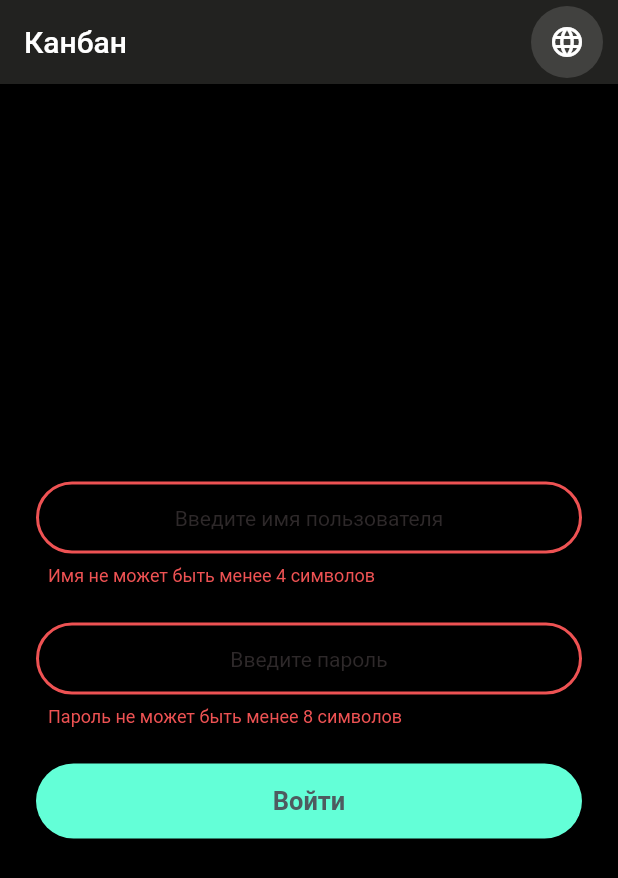
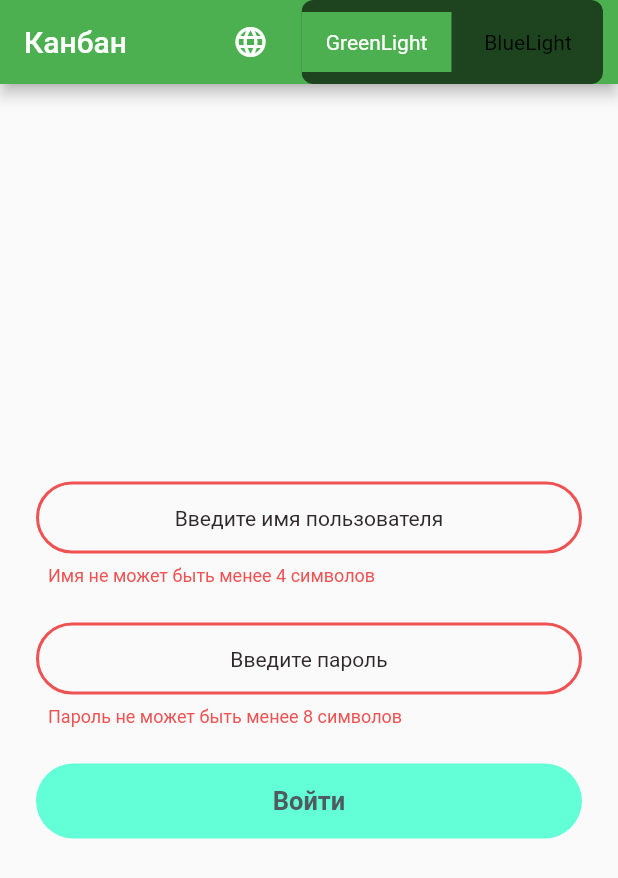
Before and after one commit to MODERN122/flutter_like_kanban, a Flutter app: the screen it shows after launch, after a tap on the "language" icon, on a phone screen of 412 x 824 dp. Shown: the top 878 px of the screen. Run offline on Flutter 3.47's test engine with Material 2 defaults, Android fonts, the phone set to English and light mode, and no system bars; drawn by our look-alikes of toggle_switch; our stand-ins replace bloc, dio, equatable, flutter_bloc, flutter_i18n, rxdart and 1 more.

Commit message:
added themes

```diff
--- a/lib/app.dart
+++ b/lib/app.dart
@@ -1,4 +1,5 @@
 import 'package:flutter/material.dart';
+import 'package:flutter_bloc/flutter_bloc.dart';
 import 'package:flutter_i18n/flutter_i18n_delegate.dart';
 import 'package:flutter_localizations/flutter_localizations.dart';
 import 'package:likekanban/blocs/auth_bloc.dart';
@@ -7,6 +8,8 @@ import 'package:likekanban/styles/colors.dart';
 import 'package:likekanban/screens/home.dart';
 import 'package:likekanban/screens/login.dart';
 import 'package:provider/provider.dart';
+
+import 'global/theme/bloc/theme_bloc.dart';
 
 final authBloc = AuthBloc();
 final cardsBloc = CardsBloc();
@@ -23,6 +26,14 @@ class App extends StatefulWidget {
 class _AppState extends State<App> {
   @override
   Widget build(BuildContext context) {
+    return BlocProvider(
+        create: (context) => ThemeBloc(),
+        child: BlocBuilder<ThemeBloc, ThemeState>(
+          builder: _builderWithTheme,
+        ));
+  }
+
+  Widget _builderWithTheme(BuildContext context, ThemeState state) {
     return MultiProvider(
         providers: [
           Provider(create: (context) => authBloc),
@@ -31,9 +42,7 @@ class _AppState extends State<App> {
         child: MaterialApp(
           home: Login(),
           onGenerateRoute: Routes.materialRoutes,
-          theme: ThemeData(
-              scaffoldBackgroundColor: BaseColors.background,
-              appBarTheme: AppBarTheme(color: BaseColors.header)),
+          theme: state.themeData,
           localizationsDelegates: [
             widget.flutterI18nDelegate,
             GlobalMaterialLocalizations.delegate,
--- /dev/null
+++ b/lib/global/theme/app_themes.dart
@@ -0,0 +1,19 @@
+import 'package:flutter/material.dart';
+
+enum AppTheme {
+  GreenLight,
+  GreenDark,
+  BlueLight,
+  BlueDark,
+}
+
+final appThemeData = {
+  AppTheme.GreenLight:
+      ThemeData(brightness: Brightness.light, primaryColor: Colors.green),
+  AppTheme.BlueLight:
+      ThemeData(brightness: Brightness.light, primaryColor: Colors.blue),
+  AppTheme.GreenDark:
+      ThemeData(brightness: Brightness.dark, primaryColor: Colors.green[700]),
+  AppTheme.BlueDark:
+      ThemeData(brightness: Brightness.dark, primaryColor: Colors.blue[700]),
+};
--- /dev/null
+++ b/lib/global/theme/bloc/theme_bloc.dart
@@ -0,0 +1,24 @@
+import 'dart:async';
+
+import 'package:bloc/bloc.dart';
+import 'package:equatable/equatable.dart';
+import 'package:flutter/material.dart';
+import 'package:likekanban/global/theme/app_themes.dart';
+import 'package:meta/meta.dart';
+
+part 'theme_event.dart';
+part 'theme_state.dart';
+
+class ThemeBloc extends Bloc<ThemeEvent, ThemeState> {
+  ThemeBloc()
+      : super(ThemeInitial(themeData: appThemeData[AppTheme.GreenLight]));
+
+  @override
+  Stream<ThemeState> mapEventToState(
+    ThemeEvent event,
+  ) async* {
+    if (event is ThemeChanged) {
+      yield ThemeState(themeData: appThemeData[event.theme]);
+    }
+  }
+}
--- /dev/null
+++ b/lib/global/theme/bloc/theme_event.dart
@@ -0,0 +1,16 @@
+part of 'theme_bloc.dart';
+
+abstract class ThemeEvent extends Equatable {
+  const ThemeEvent();
+
+  @override
+  List<Object> get props => [];
+}
+
+class ThemeChanged extends ThemeEvent {
+  final AppTheme theme;
+
+  ThemeChanged({
+    @required this.theme,
+  });
+}
--- /dev/null
+++ b/lib/global/theme/bloc/theme_state.dart
@@ -0,0 +1,13 @@
+part of 'theme_bloc.dart';
+
+class ThemeState extends Equatable {
+  const ThemeState({@required this.themeData});
+  final ThemeData themeData;
+  @override
+  List<Object> get props => [];
+}
+
+class ThemeInitial extends ThemeState {
+  const ThemeInitial({@required ThemeData themeData})
+      : super(themeData: themeData);
+}
--- a/lib/screens/home.dart
+++ b/lib/screens/home.dart
@@ -53,11 +53,11 @@ class _HomeState extends State<Home> {
       '2': FlutterI18n.translate(context, "tabbar.home.2"),
       '3': FlutterI18n.translate(context, "tabbar.home.3"),
     };
-    final authBloc = Provider.of<AuthBloc>(context, listen: false);
     return DefaultTabController(
       length: tabPages.length,
       child: Scaffold(
         appBar: AppBar(
+          title: Text(FlutterI18n.translate(context, "textfield.login.title")),
           backgroundColor: BaseColors.header,
           bottom: kanbanTabBar(tabPages),
         ),
--- a/lib/screens/login.dart
+++ b/lib/screens/login.dart
@@ -2,10 +2,13 @@ import 'dart:async';
 import 'package:flutter/material.dart';
 import 'package:flutter_i18n/flutter_i18n.dart';
 import 'package:likekanban/blocs/auth_bloc.dart';
+import 'package:likekanban/global/theme/app_themes.dart';
+import 'package:likekanban/global/theme/bloc/theme_bloc.dart';
 import 'package:likekanban/styles/colors.dart';
 import 'package:likekanban/widgets/button.dart';
 import 'package:likekanban/widgets/textfield.dart';
 import 'package:provider/provider.dart';
+import 'package:toggle_switch/toggle_switch.dart';
 
 class Login extends StatefulWidget {
   @override
@@ -17,7 +20,6 @@ class _LoginState extends State<Login> {
   StreamSubscription _userChangedSubscription;
   StreamSubscription _errorMessageSubscription;
   @override
-  // TODO: implement context
   BuildContext get context => super.context;
 
   @override
@@ -58,6 +60,10 @@ class _LoginState extends State<Login> {
     });
   }
 
+  changeTheme(int index) {
+    context.read<ThemeBloc>().add(ThemeChanged(theme: AppTheme.values[index]));
+  }
+
   changeLanguage() async {
     _currentLang =
         _currentLang.languageCode == 'en' ? Locale('ru') : Locale('en');
@@ -85,7 +91,6 @@ class _LoginState extends State<Login> {
             ),
             child: Ink(
               decoration: ShapeDecoration(
-                color: BaseColors.smoke,
                 shape: CircleBorder(),
               ),
               child: IconButton(
@@ -95,6 +100,20 @@ class _LoginState extends State<Login> {
               ),
             ),
           ),
+          Padding(
+              padding: const EdgeInsets.only(
+                right: 10.0,
+              ),
+              child: ToggleSwitch(
+                totalSwitches: 2,
+                minWidth: 100,
+                initialLabelIndex: 0,
+                animate: true,
+                labels: ["GreenLight", "BlueLight", "GreenDark", "BlueDark"],
+                onToggle: (index) {
+                  changeTheme(index);
+                },
+              )),
         ],
       ),
       body: Column(
```
Also changed, not shown: pubspec.yaml (+11 -5 lines), pubspec.lock.
